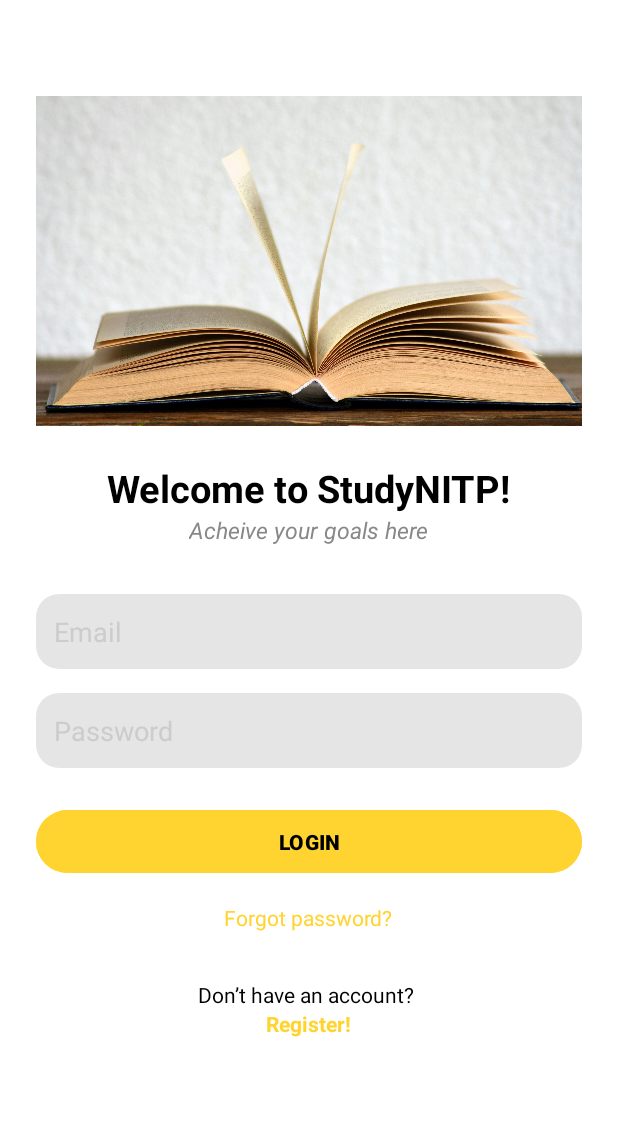
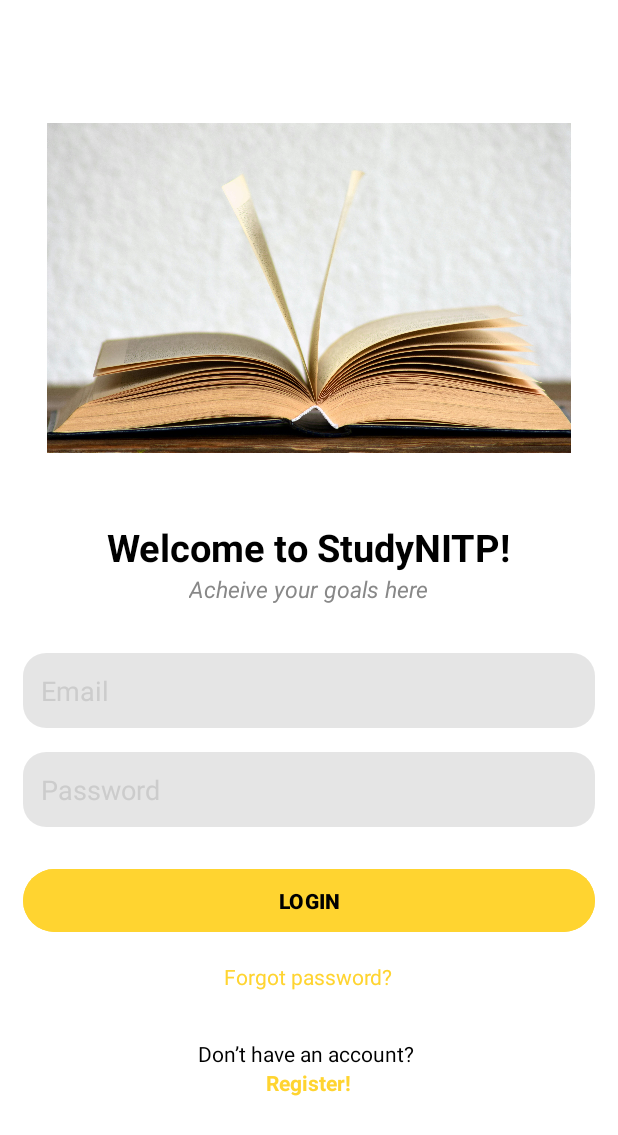
Before and after one commit to Yaseen11121/StudyNITP-, an Android app: the screen it shows after launch (MainActivity), on a phone screen of 412 x 824 dp. Shown: the top 1135 px of the screen. Run offline under Robolectric (Android 15) with nearby library versions, the phone set to English and light mode, and no system bars; our stand-ins replace Firebase (no records; nobody signed in at launch, a user with empty details on screens opened directly).

Commit message:
UI Improved

```diff
--- a/app/src/main/res/layout/activity_main.xml
+++ b/app/src/main/res/layout/activity_main.xml
@@ -1,29 +1,44 @@
 <?xml version="1.0" encoding="utf-8"?>
-<ScrollView
-    xmlns:android="http://schemas.android.com/apk/res/android"
+<ScrollView xmlns:android="http://schemas.android.com/apk/res/android"
     android:layout_width="match_parent"
+    xmlns:app="http://schemas.android.com/apk/res-auto"
     android:id="@+id/scrollView"
     android:layout_height="match_parent"
     android:background="#FFFFFF"
-    android:padding="24dp"
+    android:padding="15dp"
     android:fillViewport="true">
 
     <LinearLayout
-        android:layout_width="match_parent"
+        android:layout_width="wrap_content"
         android:layout_height="wrap_content"
         android:orientation="vertical"
-        android:gravity="center_horizontal"
+        android:gravity="center"
+        android:layout_gravity= "center"
         android:focusableInTouchMode="true"
         android:descendantFocusability="afterDescendants">
         <!-- Logo Placeholder -->
-        <ImageView
-            android:id="@+id/logoImage"
-            android:layout_width="400dp"
-            android:layout_height="220dp"
-            android:layout_marginTop="40dp"
-            android:contentDescription="Book Logo"
+        <androidx.cardview.widget.CardView
+            android:layout_width="wrap_content"
+            android:layout_height="wrap_content"
+            app:cardElevation="10dp"
+            app:cardCornerRadius="20dp"
+            app:cardUseCompatPadding="true">
 
-            android:src="@drawable/book" />
+            <FrameLayout
+                android:layout_width="wrap_content"
+                android:layout_height="220dp"
+                android:layout_gravity="center">
+
+                <ImageView
+                    android:id="@+id/logoImage"
+                    android:layout_width="match_parent"
+                    android:layout_height="match_parent"
+                    android:scaleType="centerCrop"
+                    android:contentDescription="Book Logo"
+                    android:src="@drawable/book" />
+            </FrameLayout>
+
+        </androidx.cardview.widget.CardView>
 
         <!-- Title -->
         <TextView
```
